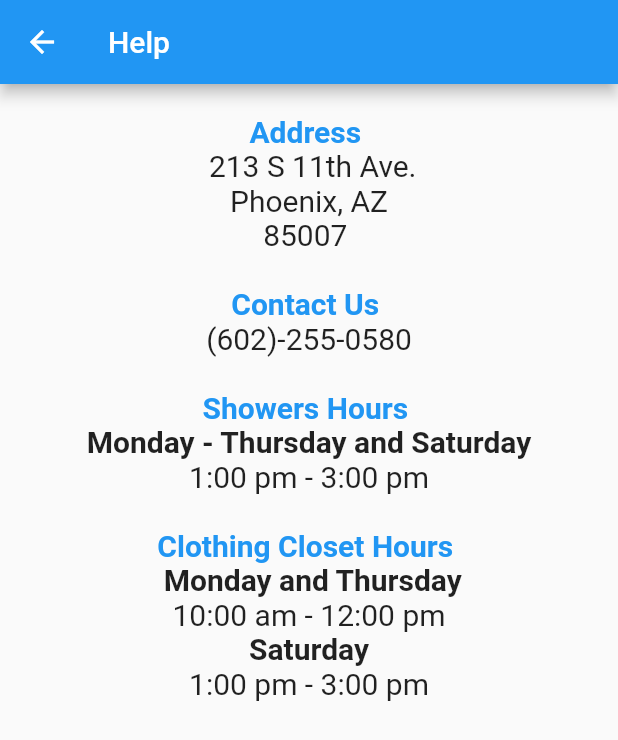
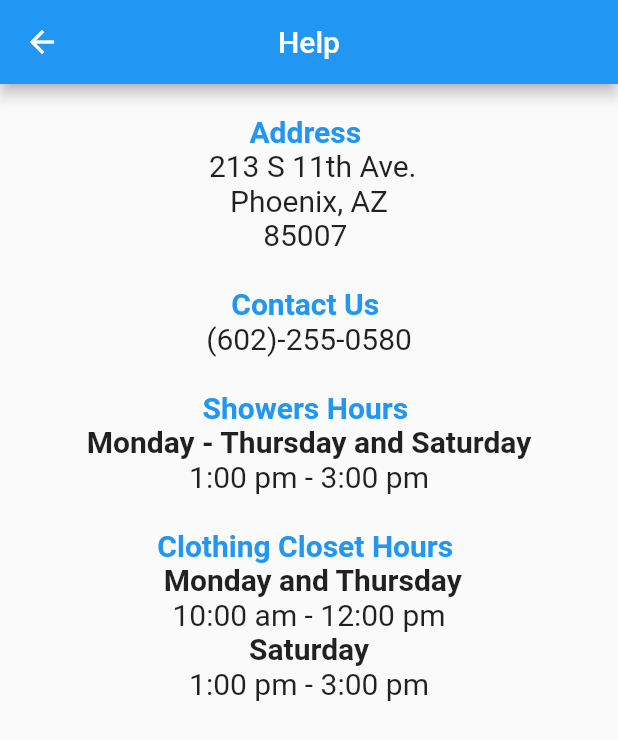
Before and after one commit to elizabethrlemar/AndreHouse, a Flutter app: the MyHomePage screen opened directly, after a tap on the "help" icon, on a phone screen of 412 x 824 dp. Shown: the top 740 px of the screen. Run offline on Flutter 3.47's test engine with Material 2 defaults, Android fonts, the phone set to English and light mode, and no system bars.

```diff
--- a/lib/GuestPages/guest_clothing.dart
+++ b/lib/GuestPages/guest_clothing.dart
@@ -11,6 +11,7 @@ class _ClothingState extends State<GuestClothingPage> {
   Widget build(BuildContext context) {
     return Scaffold(
       appBar: AppBar(
+        centerTitle: true,
         title: const Text('Clothing Closet'),
       ),
       body: Center(
--- a/lib/GuestPages/guest_homepage.dart
+++ b/lib/GuestPages/guest_homepage.dart
@@ -15,6 +15,7 @@ class _MyHomePageState extends State<MyHomePage> {
   Widget build(BuildContext context) {
     return Scaffold(
       appBar: AppBar(
+        centerTitle: true,
         title: const Text('Andre House'),
       ),
       body: Center(
@@ -86,7 +87,7 @@ class _MyHomePageState extends State<MyHomePage> {
                             child: IconButton(
                               icon: Icon(Icons.help),
                               iconSize: 100,
-                              color: Colors.amber,
+                              color: Colors.green,
                               onPressed: (){
                                 Navigator.push(
                                   context,
--- a/lib/GuestPages/guest_shower.dart
+++ b/lib/GuestPages/guest_shower.dart
@@ -10,6 +10,7 @@ class _ShowerState extends State<GuestShowerPage> {
   Widget build(BuildContext context) {
     return Scaffold(
       appBar: AppBar(
+        centerTitle: true,
         title: const Text('Shower'),
       ),
       body: Center(
--- a/lib/GuestPages/help_page.dart
+++ b/lib/GuestPages/help_page.dart
@@ -10,6 +10,7 @@ class _HelpState extends State<GuestHelpPage> {
   Widget build(BuildContext context) {
     return Scaffold(
       appBar: AppBar(
+        centerTitle: true,
         title: const Text('Help'),
       ),
       body: ListView(
--- a/lib/StaffPages/staff_clothing.dart
+++ b/lib/StaffPages/staff_clothing.dart
@@ -11,6 +11,7 @@ class _ClothingState extends State<StaffClothingPage> {
   Widget build(BuildContext context) {
     return Scaffold(
       appBar: AppBar(
+        centerTitle: true,
         title: const Text('Clothing Closet'),
       ),
       body: Center(
--- a/lib/StaffPages/staff_shower.dart
+++ b/lib/StaffPages/staff_shower.dart
@@ -10,6 +10,7 @@ class _ShowerState extends State<StaffShowerPage> {
   Widget build(BuildContext context) {
     return Scaffold(
       appBar: AppBar(
+        centerTitle: true,
         title: const Text('Shower'),
       ),
       body: Center(
--- a/lib/login_page.dart
+++ b/lib/login_page.dart
@@ -3,7 +3,7 @@ import 'package:flutter/material.dart';
 import 'package:andre_house/UI/input_field.dart';
 import 'package:andre_house/StaffPages/staff_homepage.dart';
 import 'package:andre_house/GuestPages/guest_homepage.dart';
-//import 'package:firebase_core/firebase_core.dart';
+//import 'package:firebase_auth/firebase_auth.dart';
 
 class MyApp extends StatelessWidget {
   const MyApp({Key? key}) : super(key: key);
@@ -100,7 +100,7 @@ class HomeScreenState extends State<HomeScreen> {
                       child:
                         Row(
                           children: <Widget> [
-                            const Text ("Don't have an account?"),
+                            const Text ("Don't have an account?", style: TextStyle(fontSize: 20)),
                             TextButton(
                               child: const Text(
                                 "Sign Up!",
--- a/lib/main.dart
+++ b/lib/main.dart
@@ -7,6 +7,8 @@ import 'package:andre_house/GuestPages/guest_homepage.dart';
 import 'login_page.dart';
 import 'GuestPages/guest_signup.dart';
 import 'GuestPages/help_page.dart';
+
+
 void main() async=> runApp(const MyApp());
 
 class MyApp extends StatelessWidget {
@@ -17,7 +19,7 @@ class MyApp extends StatelessWidget {
       //Material App
       debugShowCheckedModeBanner: false,
       title: "Login App",
-      home: HomeScreen(),
+      home: MyStaffHomePage(),
     );
   }
 }
```
Also changed, not shown: lib/StaffPages/staff_homepage.dart (+8 -3 lines).
